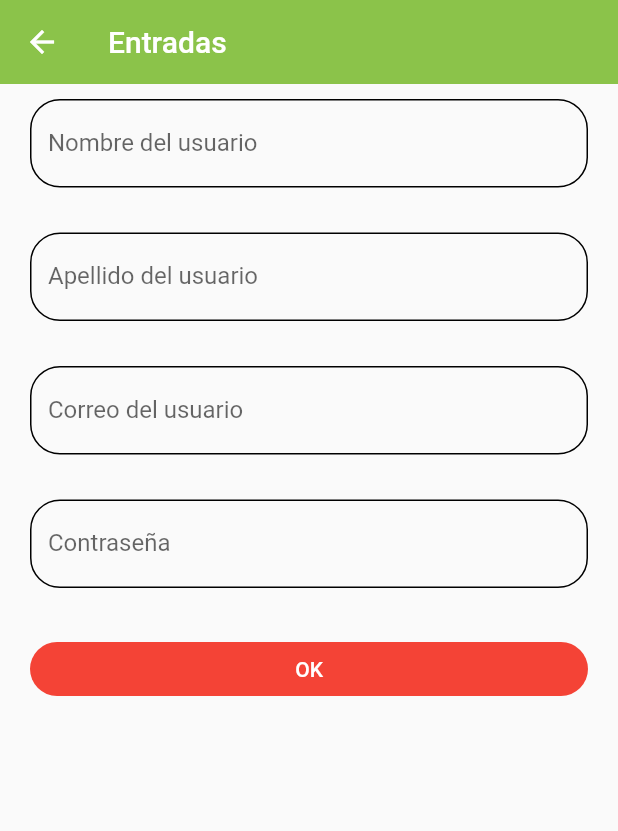
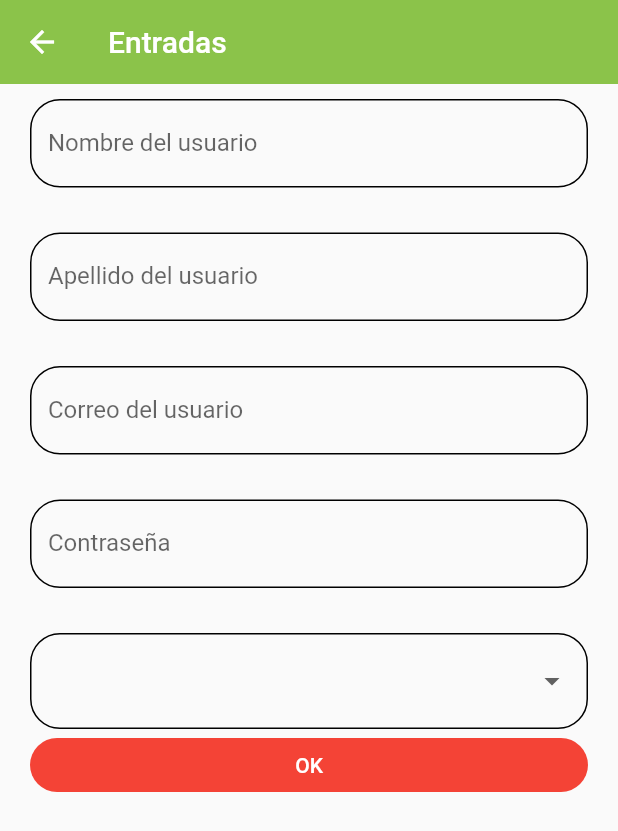
Before and after one commit to SergioK12/Componentes_Flutter_CursoUdemy, a Flutter app: the InputsView screen opened by its route, after a tap on "OK", on a phone screen of 412 x 824 dp. Shown: the top 831 px of the screen. Run offline on Flutter 3.47's test engine with Material 2 defaults, Android fonts, the phone set to English and light mode, and no system bars; our stand-ins replace carousel_slider.

Commit message:
Agregando el dropdwonButtomItem

```diff
--- a/lib/views/inputs_view.dart
+++ b/lib/views/inputs_view.dart
@@ -27,14 +27,25 @@ class InputsView extends StatelessWidget {
             key: myFormKey,
             child: Column(
                 children:  [
-                   const CustomImputWidget( labelText: "Nombre del usuario", formPropeties: 'nombre', formValues: {},),
+                    CustomImputWidget( labelText: "Nombre del usuario", formPropeties: 'nombre', formValues: formvalues,),
                    const SizedBox(height: 30,),
-                   const CustomImputWidget( labelText: "Apellido del usuario",formPropeties: 'apellido', formValues: {},),
+                    CustomImputWidget( labelText: "Apellido del usuario",formPropeties: 'apellido', formValues: formvalues,),
                    const SizedBox(height: 30,),
-                   const CustomImputWidget( labelText: "Correo del usuario", keytipe: TextInputType.emailAddress,formPropeties: 'correo', formValues: {},),
+                    CustomImputWidget( labelText: "Correo del usuario", keytipe: TextInputType.emailAddress,formPropeties: 'correo', formValues: formvalues,),
                    const SizedBox(height: 30,),
-                   const CustomImputWidget( labelText: "Contraseña", isPassword: true,formPropeties: 'contra', formValues: {},),
+                    CustomImputWidget( labelText: "Contraseña", isPassword: true,formPropeties: 'contra', formValues: formvalues,),
                    const SizedBox(height: 30,),
+                   DropdownButtonFormField(
+                    onChanged: (value) {
+                      debugPrint(value);
+                      formvalues['role'] = value ?? "Otro";
+                    },
+                    items: const [
+                    DropdownMenuItem(value: "AQdmin", child: Text("Admin"),),
+                    DropdownMenuItem(value: "User", child: Text("Usuario"),),
+                    DropdownMenuItem(value: "Otro", child: Text("Otro"),)
+
+                   ], ),
 
                    ElevatedButton(
                      child: const SizedBox(
@@ -43,7 +54,7 @@ class InputsView extends StatelessWidget {
                      onPressed: (){
                       FocusScope.of(context).requestFocus( FocusNode());
                       if(!myFormKey.currentState!.validate()){
-                        print("Formulario invalido");
+                        debugPrint("Formulario invalido");
                         return;
                       }
                       debugPrint(formvalues.toString());
--- a/lib/widgets/custom_input.dart
+++ b/lib/widgets/custom_input.dart
@@ -27,15 +27,13 @@ class CustomImputWidget extends StatelessWidget {
   @override
   Widget build(BuildContext context) {
     return TextFormField(
-
+      initialValue: '',
       keyboardType: keytipe,
       obscureText: isPassword,
       //autofocus: true,
       //initialValue: "Sergio Duarte",
       textCapitalization: TextCapitalization.words,
-      onChanged: (value) {
-        debugPrint(value);
-      },
+      onChanged: (value) => formValues[formPropeties] = value,
       validator: (value) {
         if (value == null) return "Este campo es requerido";
         return value.length < 3 ? "Minimo 3 letras" : null;
```
